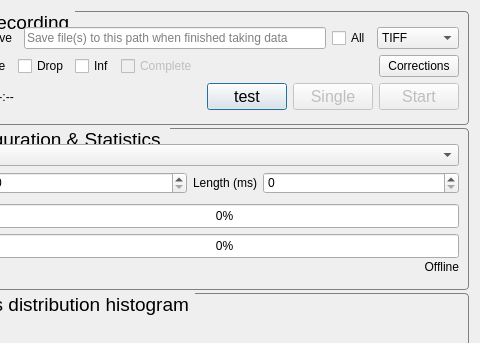
This is SpidrMpx3Eq/qcstmglvisualization.ui in navrit/dexter as Qt 5 draws it before an edit; both pictures show x 769 to 1249 and y 0 to 343 of the 1249 by 634 pixel window. The edited form follows.
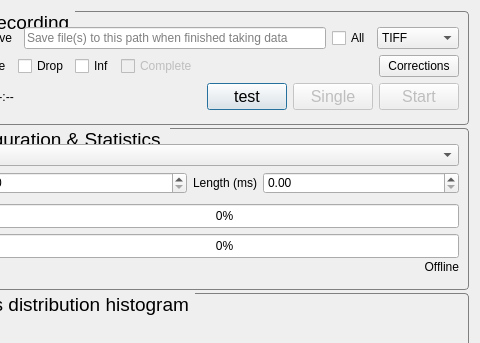
This is the edited form. Custom widgets are drawn as their Qt base class.

Commit message: Use double instead of int for open shutter and close shutter. In order to be able to set them in us as well.

Patch:
```diff
--- a/SpidrMpx3Eq/qcstmglvisualization.ui
+++ b/SpidrMpx3Eq/qcstmglvisualization.ui
@@ -686,22 +686,6 @@
               </property>
              </widget>
             </item>
-            <item row="2" column="3">
-             <widget class="QSpinBox" name="triggerLengthSpinBox">
-              <property name="sizePolicy">
-               <sizepolicy hsizetype="Minimum" vsizetype="Fixed">
-                <horstretch>0</horstretch>
-                <verstretch>0</verstretch>
-               </sizepolicy>
-              </property>
-              <property name="toolTip">
-               <string>trigger length</string>
-              </property>
-              <property name="maximum">
-               <number>999999999</number>
-              </property>
-             </widget>
-            </item>
             <item row="2" column="1">
              <widget class="QSpinBox" name="nTriggersSpinBox">
               <property name="sizePolicy">
@@ -793,6 +777,13 @@
               </property>
              </widget>
             </item>
+            <item row="2" column="3">
+             <widget class="QDoubleSpinBox" name="triggerLengthSpinBox">
+              <property name="maximum">
+               <double>4294967295.000000000000000</double>
+              </property>
+             </widget>
+            </item>
            </layout>
           </item>
          </layout>
```
Left out of the diff: 1 changed line with no effect on the pictures. The commit also changes 5 other files.
